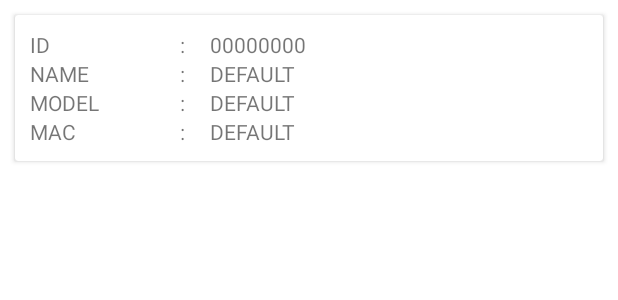
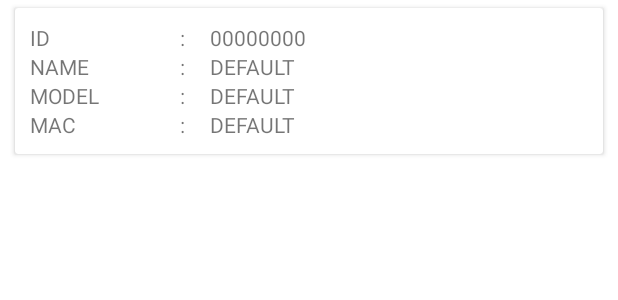
Before and after one commit to jhonnatan1806/Android-ESP32, an Android app: the layout cardview_shield.xml on its own in the app's theme, with its tools: preview values and no code run, on a phone screen of 412 x 824 dp. Shown: the top 300 px of the screen. Run offline under Robolectric (Android 15) with nearby library versions, the light colour scheme and no system bars.

Commit message:
recycler shields funcionando

```diff
--- a/app/src/main/java/com/jhaner/esp32/helper/AdapterModule.java
+++ /dev/null
@@ -1,4 +0,0 @@
-package com.jhaner.esp32.helper;
-
-public class AdapterModule {
-}
--- a/app/src/main/java/com/jhaner/esp32/helper/WorkerShield.java
+++ b/app/src/main/java/com/jhaner/esp32/helper/WorkerShield.java
@@ -28,19 +28,18 @@ public class WorkerShield extends Worker {
         {
             URL url = new URL("http://192.241.140.103/script.php?method=showshields");
             HttpURLConnection connection = (HttpURLConnection) url.openConnection();
+            connection.setRequestMethod("GET");
+            connection.addRequestProperty("Cache-Control", "no-cache");
             BufferedReader bufferedReader = new BufferedReader(new InputStreamReader(connection.getInputStream()));
             String string;
             while((string=bufferedReader.readLine())!=null)
             {
                 stringBuilder.append(string+"\n");
             }
-
             connection.disconnect();
-
             Data outputData = new Data.Builder()
                     .putString("HTML", stringBuilder.toString())
                     .build();
-
             return Worker.Result.success(outputData);
         } catch (Exception exception) {
             Log.e("Error", "Error cleaning up", exception);
--- /dev/null
+++ b/app/src/main/java/com/jhaner/esp32/model/AdapterModule.java
@@ -0,0 +1,4 @@
+package com.jhaner.esp32.model;
+
+public class AdapterModule {
+}
--- a/app/src/main/java/com/jhaner/esp32/helper/AdapterShield.java
+++ b/app/src/main/java/com/jhaner/esp32/model/AdapterShield.java
@@ -1,4 +1,4 @@
-package com.jhaner.esp32.helper;
+package com.jhaner.esp32.model;
 
 import android.view.LayoutInflater;
 import android.view.View;
@@ -8,7 +8,7 @@ import androidx.annotation.NonNull;
 import androidx.recyclerview.widget.RecyclerView;
 
 import com.jhaner.esp32.R;
-import com.jhaner.esp32.helper.ViewHolderShield;
+import com.jhaner.esp32.view.ViewHolderShield;
 import com.jhaner.esp32.model.ModelShield;
 
 import java.util.ArrayList;
--- a/app/src/main/java/com/jhaner/esp32/helper/ViewHolderModule.java
+++ b/app/src/main/java/com/jhaner/esp32/view/ViewHolderModule.java
@@ -1,4 +1,4 @@
-package com.jhaner.esp32.helper;
+package com.jhaner.esp32.view;
 
 public class ViewHolderModule {
 }
--- a/app/src/main/java/com/jhaner/esp32/helper/ViewHolderShield.java
+++ b/app/src/main/java/com/jhaner/esp32/view/ViewHolderShield.java
@@ -1,4 +1,4 @@
-package com.jhaner.esp32.helper;
+package com.jhaner.esp32.view;
 
 import android.view.View;
 import android.widget.ImageView;
--- a/app/src/main/res/layout/cardview_shield.xml
+++ b/app/src/main/res/layout/cardview_shield.xml
@@ -5,8 +5,9 @@
     android:layout_width="match_parent"
     android:layout_height="wrap_content"
     android:layout_marginStart="10dp"
-    android:layout_marginTop="10dp"
-    android:layout_marginEnd="10dp">
+    android:layout_marginTop="5dp"
+    android:layout_marginEnd="10dp"
+    android:layout_marginBottom="5dp">
 
     <LinearLayout
         android:layout_width="match_parent"
```
Also changed, not shown: app/src/main/java/com/jhaner/esp32/presenter/PresenterShield.java (+3 -15 lines), app/src/main/java/com/jhaner/esp32/view/FragmentShield.java (+26 -11 lines), app/src/main/res/layout/fragment_shield.xml (+13 -11 lines).
